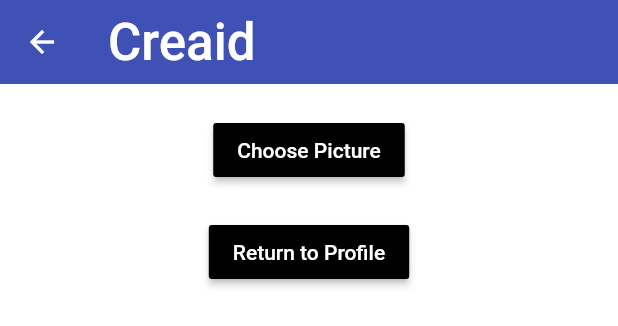
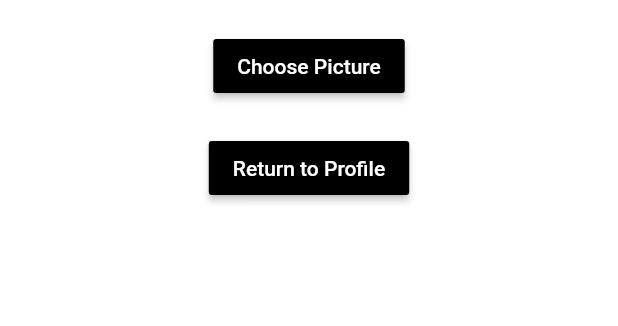
Before and after one commit to philalem/tutorial_app, a Flutter app: the DynamicProfile widget shown alone on an empty page, opened directly, after a tap on the "people outline" icon, on a phone screen of 412 x 824 dp. Shown: the top 326 px of the screen. Run offline on Flutter 3.47's test engine with Material 2 defaults, Android fonts, the phone set to English and light mode, and no system bars; our stand-ins replace camera, cloud_firestore, firebase_auth, firebase_storage, google_fonts, image_picker and 1 more; accounts and stored records are empty; network calls fail; Roboto replaces fonts that are missing (Satisfy).

```diff
--- a/lib/profile/UploadProfile.dart
+++ b/lib/profile/UploadProfile.dart
@@ -25,15 +25,6 @@ class _UploadProfileState extends State<UploadProfile> {
     return Scaffold(
         backgroundColor: Colors.white,
         key: _scaffoldKey,
-        appBar: AppBar(
-          elevation: 0.0,
-          title: Text(
-            'Creaid',
-            style: GoogleFonts.satisfy(
-              fontSize: 34,
-            ),
-          ),
-        ),
         body: Container(
           padding: EdgeInsets.symmetric(vertical: 20.0, horizontal: 10.0),
           child: Column(children: <Widget>[
--- a/lib/profile/dynamicProfile.dart
+++ b/lib/profile/dynamicProfile.dart
@@ -36,7 +36,9 @@ class _DynamicProfileState extends State<DynamicProfile> {
                       shape: BoxShape.circle,
                       image: DecorationImage(
                         fit: BoxFit.contain,
-                        image: Image.network(data.photoUrl).image,
+                        image: data.photoUrl != null
+                            ? Image.network(data.photoUrl).image
+                            : Container(),
                       ),
                     ),
                   ),
```
